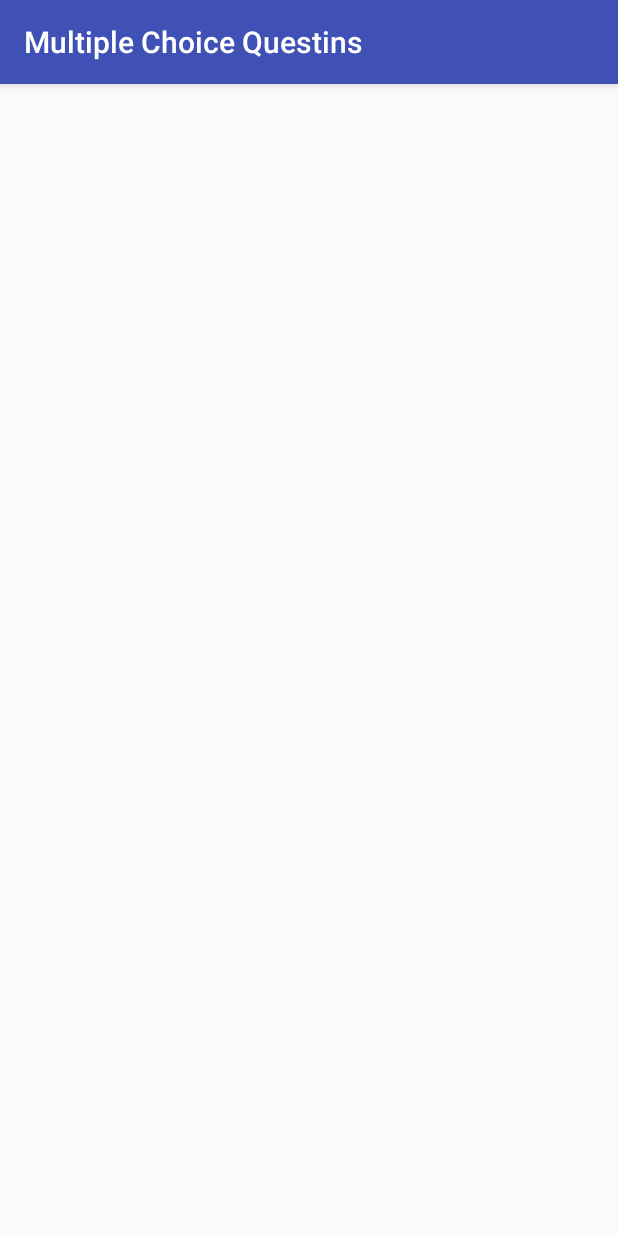
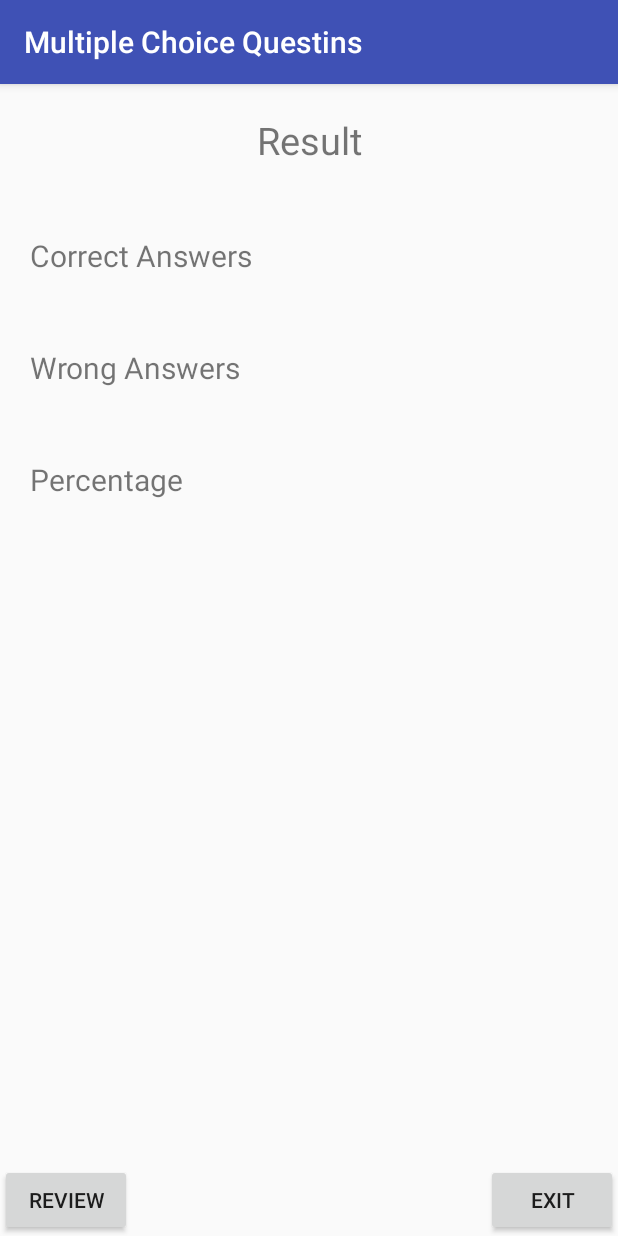
Before and after one commit to balaji66/MultipleChoiceQuestins, an Android app: the Main2Activity screen opened directly, with no data from a screen before it, on a phone screen of 412 x 824 dp. Run offline under Robolectric (Android 15) with nearby library versions, the phone set to English and light mode, and no system bars.

Commit message:
final commit

```diff
--- a/app/src/main/java/com/durga/balaji66/multiplechoicequestins/Main2Activity.java
+++ b/app/src/main/java/com/durga/balaji66/multiplechoicequestins/Main2Activity.java
@@ -1,13 +1,29 @@
 package com.durga.balaji66.multiplechoicequestins;
 
+import android.content.Intent;
 import android.support.v7.app.AppCompatActivity;
 import android.os.Bundle;
+import android.widget.TextView;
 
 public class Main2Activity extends AppCompatActivity {
 
+    private TextView mCorrect, mWrong, mPercentage;
     @Override
     protected void onCreate(Bundle savedInstanceState) {
         super.onCreate(savedInstanceState);
         setContentView(R.layout.activity_main2);
+        initializeViews();
+
+        Intent intent =getIntent();
+       mCorrect.setText(intent.getStringExtra("Correct"));
+        mWrong.setText(intent.getStringExtra("Wrong"));
+        mPercentage.setText(intent.getStringExtra("Percentage"));
+
+    }
+    public void initializeViews()
+    {
+        mCorrect =findViewById(R.id.textViewCorrect);
+        mWrong =findViewById(R.id.textViewWrong);
+        mPercentage =findViewById(R.id.textViewPercentage);
     }
 }
--- a/app/src/main/java/com/durga/balaji66/multiplechoicequestins/MainActivity.java
+++ b/app/src/main/java/com/durga/balaji66/multiplechoicequestins/MainActivity.java
@@ -66,10 +66,10 @@ public class MainActivity extends AppCompatActivity  implements View.OnClickList
      */
     public void addItemsToDefaultList() {
         defaultList.add(0, new ModelList("Whats Your Country ?","India","US", "Japan","China","India"));
-        defaultList.add(1, new ModelList("Whats Your State ?","Karnataka ","Andhra Pradesh", "Maharastra","Kerala","Andhra Pradesh"));
+        defaultList.add(1, new ModelList("Whats Your State ?","Karnataka ","Andhra Pradesh", "Maharastra","Kerala","Kerala"));
         defaultList.add(2, new ModelList("Whats Your Qualification ?","BCA","BSC", "CA","MCA","MCA"));
         defaultList.add(3, new ModelList("Whats Your Mother Tongue ?","Kanada ","Telugu", "Tamil","Bhojpuri","Telugu"));
-        defaultList.add(4, new ModelList("Whats Your Mother Tongue ?","Telugu ","Kanada", "Tamil","Bhojpuri","Kanada"));
+        defaultList.add(4, new ModelList("Whats the Capital of India  ?","Bangalore ","Hyderabad", "Delhi","Bihar","Delhi"));
 
     }
     public void showQuestions()
@@ -192,26 +192,12 @@ public class MainActivity extends AppCompatActivity  implements View.OnClickList
                         }
                     }
                 }
-              final  AlertDialog.Builder builder =new AlertDialog.Builder(this);
-                builder.setTitle("Result is");
-                builder.setCancelable(false);
-                builder.setMessage("Correct Answers:- "+String.valueOf(countList.size())+"\n"+ " Wrong Answers:- "+ String.valueOf(defaultList.size()- countList.size())+ "\n Percentage is :- " + String.valueOf((countList.size()*100)/defaultList.size()));
-                builder.setPositiveButton("Ok", new DialogInterface.OnClickListener() {
-                    @Override
-                    public void onClick(DialogInterface dialog, int which) {
-                        Intent intent =new Intent(MainActivity.this,Main2Activity.class);
-                        startActivity(intent);
-                        mNext.setVisibility(View.VISIBLE);
-                        mSubmit.setVisibility(View.GONE);
-                        mQuestion.setText("");
-                        mA.setText("");
-                        mB.setText("");
-                        mC.setText("");
-                        mD.setText("");
-                        finish();
-                    }
-                });
-                builder.show();
+                Intent intent =new Intent(MainActivity.this,Main2Activity.class);
+                intent.putExtra("Correct",String.valueOf(countList.size()));
+                intent.putExtra("Wrong",String.valueOf(defaultList.size()- countList.size()));
+                intent.putExtra("Percentage",String.valueOf((countList.size()*100)/defaultList.size()));
+                startActivity(intent);
+
                 break;
 
                 //Here we are showing selected answering the white color remaining all are same color.
--- a/app/src/main/res/layout/activity_main2.xml
+++ b/app/src/main/res/layout/activity_main2.xml
@@ -1,9 +1,94 @@
 <?xml version="1.0" encoding="utf-8"?>
-<android.support.constraint.ConstraintLayout xmlns:android="http://schemas.android.com/apk/res/android"
+<RelativeLayout xmlns:android="http://schemas.android.com/apk/res/android"
     xmlns:app="http://schemas.android.com/apk/res-auto"
     xmlns:tools="http://schemas.android.com/tools"
     android:layout_width="match_parent"
     android:layout_height="match_parent"
+    android:orientation="vertical"
     tools:context=".Main2Activity">
+    <Button
+        android:layout_width="wrap_content"
+        android:layout_height="wrap_content"
+        android:text="Review"
+        android:layout_alignParentStart="true"
+        android:layout_alignParentBottom="true"/>
+    <Button
+        android:layout_width="wrap_content"
+        android:layout_height="wrap_content"
+        android:text="Exit"
+        android:layout_alignParentEnd="true"
+        android:layout_alignParentBottom="true"/>
+    <LinearLayout
+        android:layout_margin="20dp"
+        android:orientation="vertical"
+        android:layout_alignParentTop="true"
+        android:layout_width="match_parent"
+        android:layout_height="wrap_content">
+        <TextView
+            android:layout_width="match_parent"
+            android:layout_height="wrap_content"
+            android:textSize="25sp"
+            android:text="Result"
+            android:textAlignment="center"/>
+        <LinearLayout
+            android:layout_marginTop="40dp"
+            android:orientation="horizontal"
+            android:layout_width="match_parent"
+            android:layout_height="wrap_content">
+            <TextView
+                android:layout_weight="1"
+                android:text="Correct Answers"
+                android:layout_width="0dp"
+                android:textSize="20sp"
+                android:layout_height="wrap_content" />
+            <TextView
+                android:textSize="25sp"
+                android:id="@+id/textViewCorrect"
+                android:layout_weight="1"
+                android:layout_width="0dp"
+                android:textAlignment="center"
+                android:layout_height="wrap_content" />
+        </LinearLayout>
+        <LinearLayout
+            android:layout_marginTop="40dp"
+            android:orientation="horizontal"
+            android:layout_width="match_parent"
+            android:layout_height="wrap_content">
+            <TextView
+                android:layout_weight="1"
+                android:textSize="20sp"
+                android:text="Wrong Answers"
+                android:layout_width="0dp"
+                android:layout_height="wrap_content" />
+            <TextView
+                android:textSize="25sp"
+                android:textAlignment="center"
+                android:id="@+id/textViewWrong"
+                android:layout_weight="1"
+                android:layout_width="0dp"
+                android:layout_height="wrap_content" />
+        </LinearLayout>
+        <LinearLayout
+            android:layout_marginTop="40dp"
+            android:orientation="horizontal"
+            android:layout_width="match_parent"
+            android:layout_height="wrap_content">
+            <TextView
+                android:layout_weight="1"
+                android:textSize="20sp"
+                android:text="Percentage"
+                android:layout_width="0dp"
+                android:layout_height="wrap_content" />
+            <TextView
+                android:textAlignment="center"
+                android:textSize="25sp"
+                android:id="@+id/textViewPercentage"
+                android:layout_weight="1"
+                android:layout_width="0dp"
+                android:layout_height="wrap_content" />
+        </LinearLayout>
 
-</android.support.constraint.ConstraintLayout>
+
+    </LinearLayout>
+
+</RelativeLayout>
```
